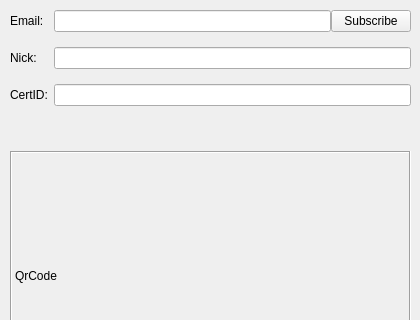
Qt form qt/certdialog.ui (bitbaba/bitmail) before a commit; both pictures show x 0 to 420 and y 0 to 320 of the 420 by 480 pixel window.
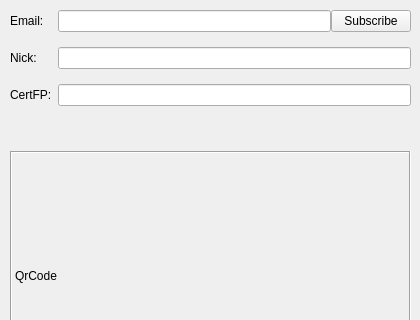
The same form after that commit.

The edit to the form file:
```diff
--- a/qt/certdialog.ui
+++ b/qt/certdialog.ui
@@ -91,7 +91,7 @@
       <item row="3" column="0">
        <widget class="QLabel" name="lbCertID">
         <property name="text">
-         <string>CertID:</string>
+         <string>CertFP:</string>
         </property>
        </widget>
       </item>
```
